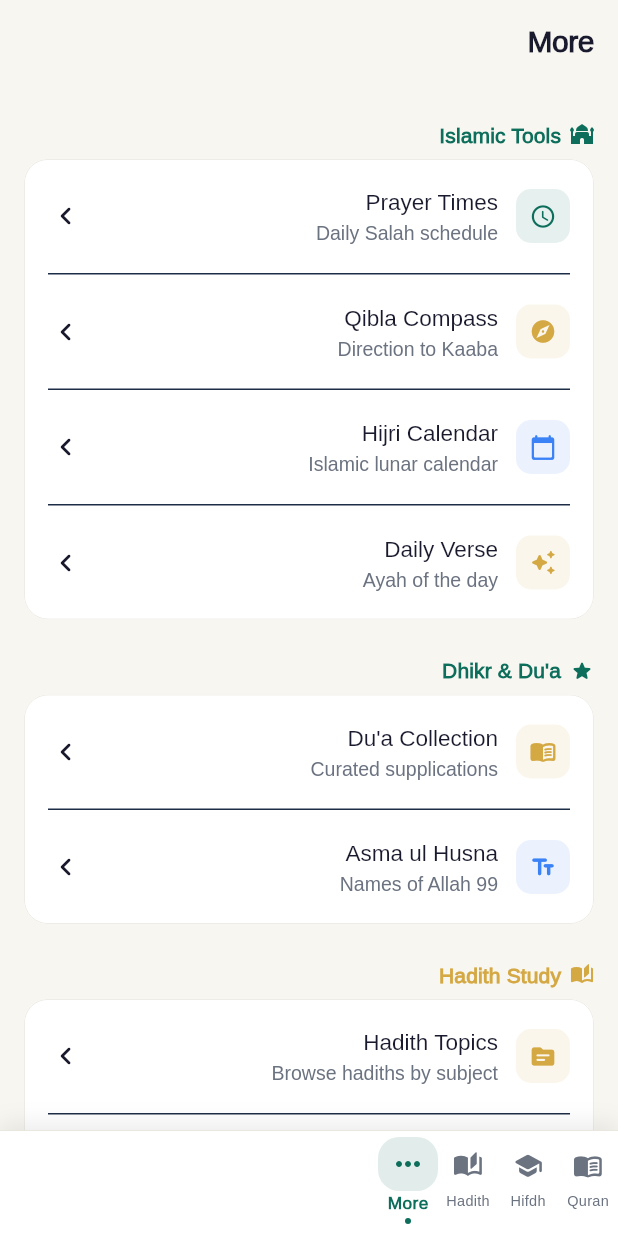
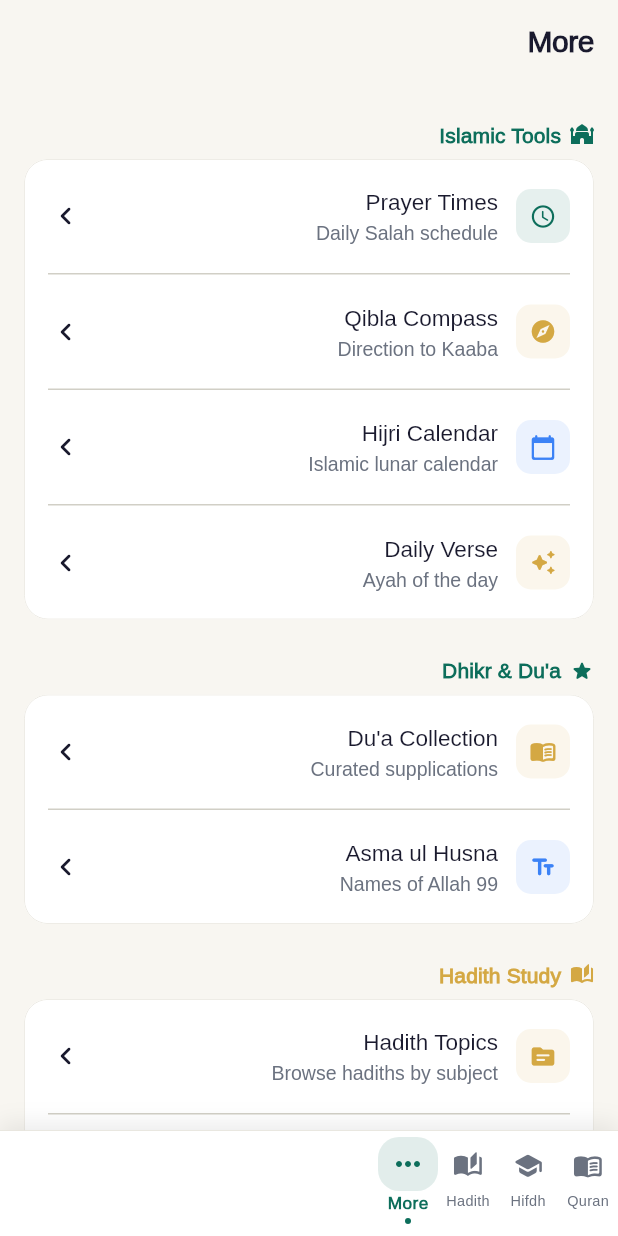
Before and after one commit to ridwanullahh/Quran_Hadith-App, a Flutter app: the _MoreScreen screen opened by its route, on a phone screen of 412 x 824 dp. Run offline on Flutter 3.47's test engine with Material 3 defaults, Android fonts, the phone set to English and light mode, and no system bars; drawn by our look-alikes of flutter_animate; our stand-ins replace audio_service, dio, file_picker, fl_chart, flutter_compass, flutter_local_notifications and 14 more; missing offline and left inert: arabic_numbers; accounts and stored records are empty; network calls fail.

Commit message:
Bismillah Ar-Rahman Ar-Raheem. Ash-hadu an laa ilaaha illa-Llash wahdaHu lasharikalaHu, wa ash-hadu anna Muhammadan Abduhu wa Rasooluh. Laa hawla wa laa quwwata illaa biLLAH. Hasbiyallaahu laa ilaaha illaa Huwa, 'alayhi tawakkaltu wa Huwa Rabbul-'Arshil-'Azeem. SubhaanALLAH wa bihamdih, SubhaanALLAHil-'azeem, AlhamduliLLAH, Laa ilaaha illa-ALLAH, wa ALLAHU AKBAR, walaa hawla walaa quwwata illaa biLLAH. Astaghfirullaaha wa atoobu ilayh.
fix: remaining audit items — notification init, theme-aware dividers, hifdh async

H-4: NotificationSettingsNotifier was creating a brand-new
FlutterLocalNotificationsPlugin() in every scheduling method without
calling initialize() first. This could cause PlatformException on
Android 13+ where the plugin's internal _platform was never set up.
Fix: added getSharedNotificationsPlugin() that lazily creates + initializes
ONE shared instance on first access. All 6 scheduling/cancel/permission
methods now use this shared instance.

H-3: _MoreScreen had 29 hardcoded 'Divider(color: AppColors.darkBorder)'
calls that showed dark dividers even in light mode. Replaced with
plain 'Divider(height: 1)' which uses the theme's dividerColor —
already theme-aware via AppTheme.

H-13: HifdhTestNotifier.markCorrect and markMistake were sync void methods
that called _dao.recordReview() / _dao.logMistake() (which return
Future<void>) without await. DB errors were silently dropped and
state ordering was not guaranteed. Fixed: both methods are now
async, await the DAO calls, and wrap each in try/catch with debugPrint.

flutter analyze: 0 errors, 744 info/warnings (style only).

Bismillah Ar-Rahman Ar-Raheem. Ash-hadu an laa ilaaha illa-Llash wahdaHu lasharikalaHu, wa ash-hadu anna Muhammadan Abduhu wa Rasooluh. Laa hawla wa laa quwwata illaa biLLAH. Hasbiyallaahu laa ilaaha illaa Huwa, 'alayhi tawakkaltu wa Huwa Rabbul-'Arshil-'Azeem. SubhaanALLAH wa bihamdih, SubhaanALLAHil-'azeem, AlhamduliLLAH, Laa ilaaha illa-ALLAH, wa ALLAHU AKBAR, walaa hawla walaa quwwata illaa biLLAH. Astaghfirullaaha wa atoobu ilayh.

```diff
--- a/lib/app/router.dart
+++ b/lib/app/router.dart
@@ -737,7 +737,7 @@ class _MoreScreen extends StatelessWidget {
                 ),
                 const Padding(
                   padding: EdgeInsets.symmetric(horizontal: 16),
-                  child: Divider(height: 1, color: AppColors.darkBorder),
+                  child: Divider(height: 1),
                 ),
                 ListTile(
                   leading: Container(
@@ -756,7 +756,7 @@ class _MoreScreen extends StatelessWidget {
                 ),
                 const Padding(
                   padding: EdgeInsets.symmetric(horizontal: 16),
-                  child: Divider(height: 1, color: AppColors.darkBorder),
+                  child: Divider(height: 1),
                 ),
                 ListTile(
                   leading: Container(
@@ -775,7 +775,7 @@ class _MoreScreen extends StatelessWidget {
                 ),
                 const Padding(
                   padding: EdgeInsets.symmetric(horizontal: 16),
-                  child: Divider(height: 1, color: AppColors.darkBorder),
+                  child: Divider(height: 1),
                 ),
                 ListTile(
                   leading: Container(
@@ -845,7 +845,7 @@ class _MoreScreen extends StatelessWidget {
                 ),
                 const Padding(
                   padding: EdgeInsets.symmetric(horizontal: 16),
-                  child: Divider(height: 1, color: AppColors.darkBorder),
+                  child: Divider(height: 1),
                 ),
                 ListTile(
                   leading: Container(
@@ -915,7 +915,7 @@ class _MoreScreen extends StatelessWidget {
                 ),
                 const Padding(
                   padding: EdgeInsets.symmetric(horizontal: 16),
-                  child: Divider(height: 1, color: AppColors.darkBorder),
+                  child: Divider(height: 1),
                 ),
                 ListTile(
                   leading: Container(
@@ -934,7 +934,7 @@ class _MoreScreen extends StatelessWidget {
                 ),
                 const Padding(
                   padding: EdgeInsets.symmetric(horizontal: 16),
-                  child: Divider(height: 1, color: AppColors.darkBorder),
+                  child: Divider(height: 1),
                 ),
                 ListTile(
                   leading: Container(
@@ -953,7 +953,7 @@ class _MoreScreen extends StatelessWidget {
                 ),
                 const Padding(
                   padding: EdgeInsets.symmetric(horizontal: 16),
-                  child: Divider(height: 1, color: AppColors.darkBorder),
+                  child: Divider(height: 1),
                 ),
                 ListTile(
                   leading: Container(
@@ -972,7 +972,7 @@ class _MoreScreen extends StatelessWidget {
                 ),
                 const Padding(
                   padding: EdgeInsets.symmetric(horizontal: 16),
-                  child: Divider(height: 1, color: AppColors.darkBorder),
+                  child: Divider(height: 1),
                 ),
                 ListTile(
                   leading: Container(
@@ -991,7 +991,7 @@ class _MoreScreen extends StatelessWidget {
                 ),
                 const Padding(
                   padding: EdgeInsets.symmetric(horizontal: 16),
-                  child: Divider(height: 1, color: AppColors.darkBorder),
+                  child: Divider(height: 1),
                 ),
                 ListTile(
                   leading: Container(
@@ -1010,7 +1010,7 @@ class _MoreScreen extends StatelessWidget {
                 ),
                 const Padding(
                   padding: EdgeInsets.symmetric(horizontal: 16),
-                  child: Divider(height: 1, color: AppColors.darkBorder),
+                  child: Divider(height: 1),
                 ),
                 ListTile(
                   leading: Container(
@@ -1029,7 +1029,7 @@ class _MoreScreen extends StatelessWidget {
                 ),
                 const Padding(
                   padding: EdgeInsets.symmetric(horizontal: 16),
-                  child: Divider(height: 1, color: AppColors.darkBorder),
+                  child: Divider(height: 1),
                 ),
                 ListTile(
                   leading: Container(
@@ -1048,7 +1048,7 @@ class _MoreScreen extends StatelessWidget {
                 ),
                 const Padding(
                   padding: EdgeInsets.symmetric(horizontal: 16),
-                  child: Divider(height: 1, color: AppColors.darkBorder),
+                  child: Divider(height: 1),
                 ),
                 ListTile(
                   leading: Container(
@@ -1067,7 +1067,7 @@ class _MoreScreen extends StatelessWidget {
                 ),
                 const Padding(
                   padding: EdgeInsets.symmetric(horizontal: 16),
-                  child: Divider(height: 1, color: AppColors.darkBorder),
+                  child: Divider(height: 1),
                 ),
                 ListTile(
                   leading: Container(
@@ -1086,7 +1086,7 @@ class _MoreScreen extends StatelessWidget {
                 ),
                 const Padding(
                   padding: EdgeInsets.symmetric(horizontal: 16),
-                  child: Divider(height: 1, color: AppColors.darkBorder),
+                  child: Divider(height: 1),
                 ),
                 ListTile(
                   leading: Container(
@@ -1105,7 +1105,7 @@ class _MoreScreen extends StatelessWidget {
                 ),
                 const Padding(
                   padding: EdgeInsets.symmetric(horizontal: 16),
-                  child: Divider(height: 1, color: AppColors.darkBorder),
+                  child: Divider(height: 1),
                 ),
                 ListTile(
                   leading: Container(
@@ -1124,7 +1124,7 @@ class _MoreScreen extends StatelessWidget {
                 ),
                 const Padding(
                   padding: EdgeInsets.symmetric(horizontal: 16),
-                  child: Divider(height: 1, color: AppColors.darkBorder),
+                  child: Divider(height: 1),
                 ),
                 ListTile(
                   leading: Container(
@@ -1143,7 +1143,7 @@ class _MoreScreen extends StatelessWidget {
                 ),
                 const Padding(
                   padding: EdgeInsets.symmetric(horizontal: 16),
-                  child: Divider(height: 1, color: AppColors.darkBorder),
+                  child: Divider(height: 1),
                 ),
                 ListTile(
                   leading: Container(
@@ -1213,7 +1213,7 @@ class _MoreScreen extends StatelessWidget {
                 ),
                 const Padding(
                   padding: EdgeInsets.symmetric(horizontal: 16),
-                  child: Divider(height: 1, color: AppColors.darkBorder),
+                  child: Divider(height: 1),
                 ),
                 ListTile(
                   leading: Container(
@@ -1232,7 +1232,7 @@ class _MoreScreen extends StatelessWidget {
                 ),
                 const Padding(
                   padding: EdgeInsets.symmetric(horizontal: 16),
-                  child: Divider(height: 1, color: AppColors.darkBorder),
+                  child: Divider(height: 1),
                 ),
                 ListTile(
                   leading: Container(
@@ -1251,7 +1251,7 @@ class _MoreScreen extends StatelessWidget {
                 ),
                 const Padding(
                   padding: EdgeInsets.symmetric(horizontal: 16),
-                  child: Divider(height: 1, color: AppColors.darkBorder),
+                  child: Divider(height: 1),
                 ),
                 ListTile(
                   leading: Container(
@@ -1270,7 +1270,7 @@ class _MoreScreen extends StatelessWidget {
                 ),
                 const Padding(
                   padding: EdgeInsets.symmetric(horizontal: 16),
-                  child: Divider(height: 1, color: AppColors.darkBorder),
+                  child: Divider(height: 1),
                 ),
                 ListTile(
                   leading: Container(
@@ -1289,7 +1289,7 @@ class _MoreScreen extends StatelessWidget {
                 ),
                 const Padding(
                   padding: EdgeInsets.symmetric(horizontal: 16),
-                  child: Divider(height: 1, color: AppColors.darkBorder),
+                  child: Divider(height: 1),
                 ),
                 ListTile(
                   leading: Container(
@@ -1308,7 +1308,7 @@ class _MoreScreen extends StatelessWidget {
                 ),
                 const Padding(
                   padding: EdgeInsets.symmetric(horizontal: 16),
-                  child: Divider(height: 1, color: AppColors.darkBorder),
+                  child: Divider(height: 1),
                 ),
                 ListTile(
                   leading: Container(
@@ -1327,7 +1327,7 @@ class _MoreScreen extends StatelessWidget {
                 ),
                 const Padding(
                   padding: EdgeInsets.symmetric(horizontal: 16),
-                  child: Divider(height: 1, color: AppColors.darkBorder),
+                  child: Divider(height: 1),
                 ),
                 ListTile(
                   leading: Container(
@@ -1346,7 +1346,7 @@ class _MoreScreen extends StatelessWidget {
                 ),
                 const Padding(
                   padding: EdgeInsets.symmetric(horizontal: 16),
-                  child: Divider(height: 1, color: AppColors.darkBorder),
+                  child: Divider(height: 1),
                 ),
                 ListTile(
                   leading: Container(
@@ -1407,7 +1407,7 @@ class _MoreScreen extends StatelessWidget {
                 ),
                 const Padding(
                   padding: EdgeInsets.symmetric(horizontal: 16),
-                  child: Divider(height: 1, color: AppColors.darkBorder),
+                  child: Divider(height: 1),
                 ),
                 ListTile(
                   leading: const Icon(Icons.note_rounded),
@@ -1417,7 +1417,7 @@ class _MoreScreen extends StatelessWidget {
                 ),
                 const Padding(
                   padding: EdgeInsets.symmetric(horizontal: 16),
-                  child: Divider(height: 1, color: AppColors.darkBorder),
+                  child: Divider(height: 1),
                 ),
                 ListTile(
                   leading: const Icon(Icons.settings_rounded),
@@ -1427,7 +1427,7 @@ class _MoreScreen extends StatelessWidget {
                 ),
                 const Padding(
                   padding: EdgeInsets.symmetric(horizontal: 16),
-                  child: Divider(height: 1, color: AppColors.darkBorder),
+                  child: Divider(height: 1),
                 ),
                 ListTile(
                   leading: const Icon(Icons.bar_chart_rounded),
@@ -1437,7 +1437,7 @@ class _MoreScreen extends StatelessWidget {
                 ),
                 const Padding(
                   padding: EdgeInsets.symmetric(horizontal: 16),
-                  child: Divider(height: 1, color: AppColors.darkBorder),
+                  child: Divider(height: 1),
                 ),
                 ListTile(
                   leading: const Icon(Icons.cloud_upload_rounded),
```
Also changed, not shown: lib/features/hifdh/presentation/providers/hifdh_providers.dart (+19 -6 lines), lib/features/notifications/presentation/providers/notification_provider.dart (+27 -9 lines).
